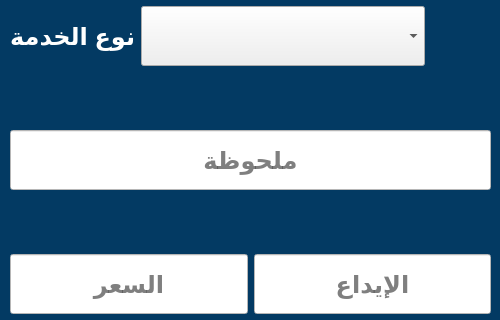
This is uis/qt_uis/used/service.ui in salahkhiat/ModeerPOS as Qt 5 draws it before an edit; both pictures show x 0 to 500 and y 139 to 459 of the 500 by 600 pixel window. The edited form follows.
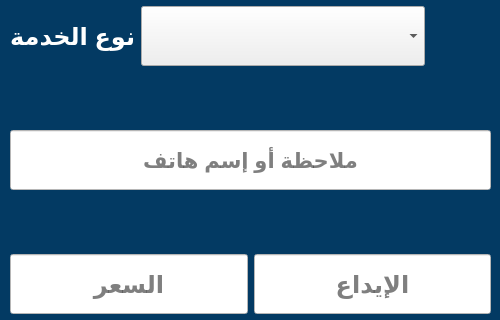
This is the edited form. Icons and pictures are not drawn.

```diff
--- a/uis/qt_uis/used/service.ui
+++ b/uis/qt_uis/used/service.ui
@@ -259,7 +259,7 @@
       </property>
       <property name="font">
        <font>
-        <pointsize>18</pointsize>
+        <pointsize>16</pointsize>
         <bold>true</bold>
        </font>
       </property>
@@ -273,7 +273,7 @@
        <set>Qt::AlignCenter</set>
       </property>
       <property name="placeholderText">
-       <string>ملحوظة</string>
+       <string>ملاحظة أو إسم هاتف</string>
       </property>
      </widget>
     </item>
```
